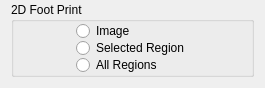
Above: code/guitools/Histogram/FootPrintWidget.ui from radio-astro/casa before the change. Below: the same form after it.
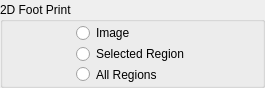
That is the form after the change.

What changed in the file:
```diff
--- a/code/guitools/Histogram/FootPrintWidget.ui
+++ b/code/guitools/Histogram/FootPrintWidget.ui
@@ -101,7 +101,7 @@
    </item>
   </layout>
  </widget>
- <layoutdefault spacing="6" margin="11"/>
+ <layoutdefault spacing="6" margin="0"/>
  <resources/>
  <connections/>
 </ui>
```
